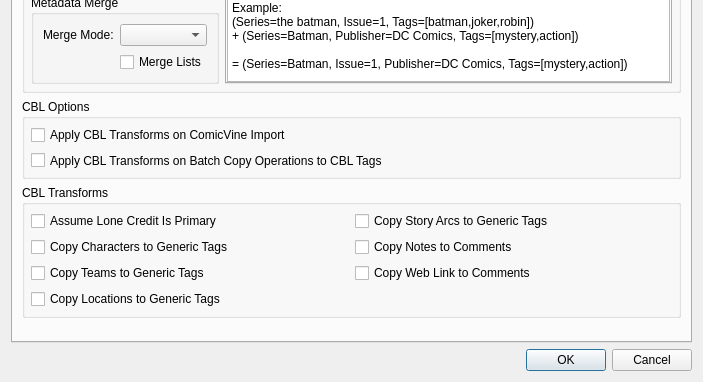
Above: comictaggerlib/ui/settingswindow.ui from comictagger/comictagger before the change; both pictures show x 0 to 703 and y 233 to 615 of the 703 by 615 pixel window. Below: the same form after it.
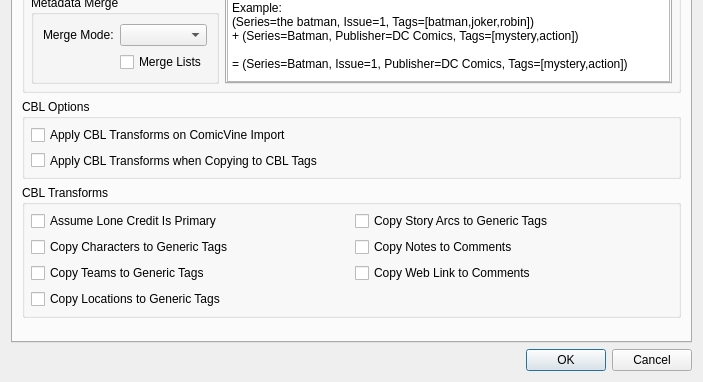
That is the form after the change. The open tabs and pages were chosen to show the change.

```diff
--- a/comictaggerlib/ui/settingswindow.ui
+++ b/comictaggerlib/ui/settingswindow.ui
@@ -531,7 +531,7 @@
             <item>
              <widget class="QCheckBox" name="cbxApplyCBLTransformOnBatchOperation">
               <property name="text">
-               <string>Apply CBL Transforms on Batch Copy Operations to CBL Tags</string>
+               <string>Apply CBL Transforms when Copying to CBL Tags</string>
               </property>
              </widget>
             </item>
```
